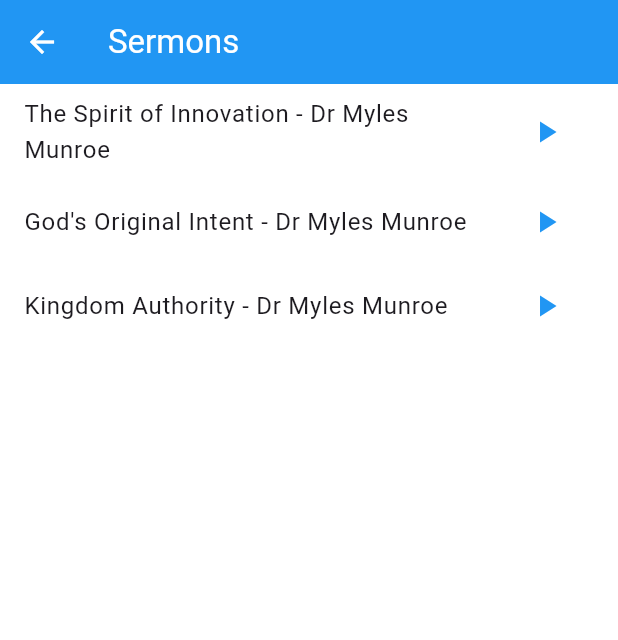
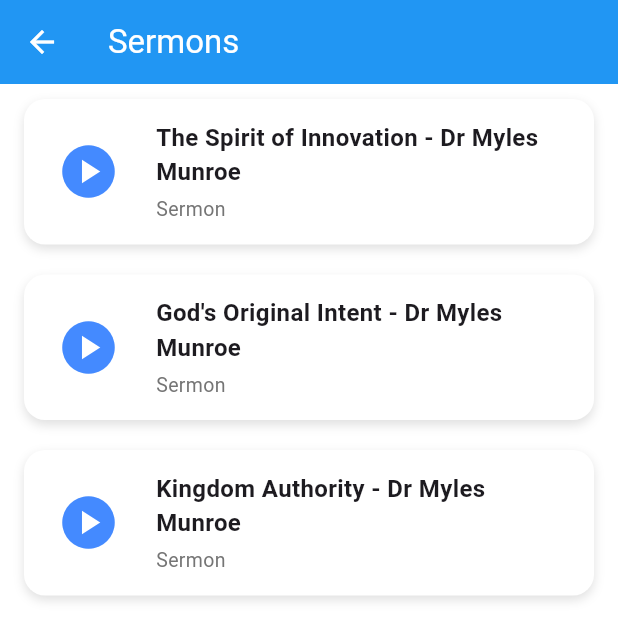
Before and after one commit to jadonuadiale-maker/gospel_dashboard, a Flutter app: the screen it shows after launch, after a tap on "Sermons", on a phone screen of 412 x 824 dp. Shown: the top 640 px of the screen. Run offline on Flutter 3.47's test engine with Material 3 defaults, Android fonts, the phone set to English and light mode, and no system bars; our stand-ins replace just_audio.

Commit message:
Refined category cards, refined audio item for list tile and toggle play/pause button, added subtitle for category cards and each audio item.

```diff
--- a/lib/screens/home_screen.dart
+++ b/lib/screens/home_screen.dart
@@ -6,16 +6,65 @@ import 'messages_screen.dart';
 class HomeScreen extends StatelessWidget {
   const HomeScreen({super.key});
 
-  Widget _card(BuildContext context, String title, Widget screen, IconData icon) {
-    return Card(
-      elevation: 4,
-      margin: const EdgeInsets.symmetric(vertical: 12, horizontal: 20),
-      child: ListTile(
-        leading: Icon(icon, size: 40, color: Colors.blue),
-        title: Text(title, style: const TextStyle(fontSize: 20)),
-        onTap: () => Navigator.push(
-          context,
-          MaterialPageRoute(builder: (_) => screen),
+  // --- CategoryCard: visually intentional card component ---
+  Widget _categoryCard({
+    required BuildContext context,
+    required String title,
+    required String subtitle,
+    required IconData icon,
+    required Color accent,
+    required Widget screen,
+  }) {
+    return InkWell(
+      // ripple feedback
+      onTap: () => Navigator.push(
+        context,
+        MaterialPageRoute(builder: (_) => screen),
+      ),
+      child: Container(
+        // card styling
+        margin: const EdgeInsets.symmetric(vertical: 14, horizontal: 20),
+        padding: const EdgeInsets.all(18),
+        decoration: BoxDecoration(
+          color: Colors.white,
+          borderRadius: BorderRadius.circular(16),
+          boxShadow: const [
+            BoxShadow(
+              blurRadius: 6,
+              offset: Offset(0, 3),
+              color: Colors.black12,
+            ),
+          ],
+        ),
+        child: Row(
+          children: [
+            // category icon
+            Icon(icon, size: 42, color: accent),
+
+            const SizedBox(width: 16),
+
+            // title + subtitle
+            Column(
+              crossAxisAlignment: CrossAxisAlignment.start,
+              children: [
+                Text(
+                  title,
+                  style: const TextStyle(
+                    fontSize: 20,
+                    fontWeight: FontWeight.bold,
+                  ),
+                ),
+                const SizedBox(height: 4),
+                Text(
+                  subtitle,
+                  style: TextStyle(
+                    fontSize: 14,
+                    color: Colors.grey.shade600,
+                  ),
+                ),
+              ],
+            ),
+          ],
         ),
       ),
     );
@@ -26,10 +75,32 @@ class HomeScreen extends StatelessWidget {
     return Scaffold(
       appBar: AppBar(title: const Text("Gospel Dashboard")),
       body: ListView(
+        padding: const EdgeInsets.symmetric(vertical: 10),
         children: [
-          _card(context, "Sermons", const SermonsScreen(), Icons.menu_book),
-          _card(context, "Songs", const SongsScreen(), Icons.music_note),
-          _card(context, "Messages", const MessagesScreen(), Icons.message),
+          _categoryCard(
+            context: context,
+            title: "Sermons",
+            subtitle: "Explore sermons",
+            icon: Icons.menu_book,
+            accent: Colors.amber.shade400,
+            screen: const SermonsScreen(),
+          ),
+          _categoryCard(
+            context: context,
+            title: "Songs",
+            subtitle: "Listen to worship songs",
+            icon: Icons.music_note,
+            accent: Colors.tealAccent.shade400,
+            screen: const SongsScreen(),
+          ),
+          _categoryCard(
+            context: context,
+            title: "Messages",
+            subtitle: "Inspirational messages",
+            icon: Icons.message,
+            accent: Colors.indigoAccent.shade400,
+            screen: const MessagesScreen(),
+          ),
         ],
       ),
     );
--- a/lib/screens/messages_screen.dart
+++ b/lib/screens/messages_screen.dart
@@ -3,6 +3,7 @@ import 'package:flutter/material.dart';
 import '../models/audio_item.dart';
 import '../services/audio_service.dart';
 import 'player_screen.dart';
+import '../widgets/audio_tile.dart';
 
 class MessagesScreen extends StatefulWidget {
   const MessagesScreen({super.key});
@@ -61,22 +62,17 @@ class _MessagesScreenState extends State<MessagesScreen> {
           final isCurrent = audio.currentUrl == item.url;
           final isPlaying = audio.isPlaying && isCurrent;
 
-          return ListTile(
-            title: Text(item.title),
-            trailing: IconButton(
-              icon: Icon(
-                isPlaying ? Icons.pause : Icons.play_arrow,
-                color: Colors.blue,
-              ),
-              onPressed: () {
+          return AudioTile(
+            item: item,
+            isPlaying: isPlaying,
+            onPlayPause: () {
               if (!isCurrent) {
                 audio.playUrl(item.url);
               } else {
                 audio.togglePlayPause();
               }
             },
-            ),
-            onTap: () {
+            onOpenPlayer: () {
               Navigator.push(
                 context,
                 MaterialPageRoute(
--- a/lib/screens/sermons_screen.dart
+++ b/lib/screens/sermons_screen.dart
@@ -3,6 +3,7 @@ import 'package:flutter/material.dart';
 import '../models/audio_item.dart';
 import '../services/audio_service.dart';
 import 'player_screen.dart';
+import '../widgets/audio_tile.dart';
 
 class SermonsScreen extends StatefulWidget {
   const SermonsScreen({super.key});
@@ -56,22 +57,17 @@ class _SermonsScreenState extends State<SermonsScreen> {
           final isCurrent = audio.currentUrl == item.url;
           final isPlaying = audio.isPlaying && isCurrent;
 
-          return ListTile(
-            title: Text(item.title),
-            trailing: IconButton(
-              icon: Icon(
-                isPlaying ? Icons.pause : Icons.play_arrow,
-                color: Colors.blue,
-              ),
-              onPressed: () {
+          return AudioTile(
+            item: item,
+            isPlaying: isPlaying,
+            onPlayPause: () {
               if (!isCurrent) {
                 audio.playUrl(item.url);
               } else {
                 audio.togglePlayPause();
               }
             },
-            ),
-            onTap: () {
+            onOpenPlayer: () {
               Navigator.push(
                 context,
                 MaterialPageRoute(
--- a/lib/screens/songs_screen.dart
+++ b/lib/screens/songs_screen.dart
@@ -3,6 +3,7 @@ import 'package:flutter/material.dart';
 import '../models/audio_item.dart';
 import '../services/audio_service.dart';
 import 'player_screen.dart';
+import '../widgets/audio_tile.dart';
 
 class SongsScreen extends StatefulWidget {
   const SongsScreen({super.key});
@@ -61,22 +62,17 @@ class _SongsScreenState extends State<SongsScreen> {
           final isCurrent = audio.currentUrl == item.url;
           final isPlaying = audio.isPlaying && isCurrent;
 
-          return ListTile(
-            title: Text(item.title),
-            trailing: IconButton(
-              icon: Icon(
-                isPlaying ? Icons.pause : Icons.play_arrow,
-                color: Colors.blue,
-              ),
-              onPressed: () {
+          return AudioTile(
+            item: item,
+            isPlaying: isPlaying,
+            onPlayPause: () {
               if (!isCurrent) {
                 audio.playUrl(item.url);
               } else {
                 audio.togglePlayPause();
               }
             },
-            ),
-            onTap: () {
+            onOpenPlayer: () {
               Navigator.push(
                 context,
                 MaterialPageRoute(
--- /dev/null
+++ b/lib/widgets/audio_tile.dart
@@ -0,0 +1,80 @@
+import 'package:flutter/material.dart';
+import '../models/audio_item.dart';
+
+class AudioTile extends StatelessWidget {
+  final AudioItem item;
+  final bool isPlaying;
+  final VoidCallback onPlayPause;
+  final VoidCallback onOpenPlayer;
+
+  const AudioTile({
+    super.key,
+    required this.item,
+    required this.isPlaying,
+    required this.onPlayPause,
+    required this.onOpenPlayer,
+  });
+
+  @override
+  Widget build(BuildContext context) {
+    return Container(
+      margin: const EdgeInsets.symmetric(vertical: 10, horizontal: 16),
+      padding: const EdgeInsets.all(14),
+      decoration: BoxDecoration(
+        color: Colors.white,
+        borderRadius: BorderRadius.circular(14),
+        boxShadow: const [
+          BoxShadow(
+            blurRadius: 5,
+            offset: Offset(0, 3),
+            color: Colors.black12,
+          ),
+        ],
+      ),
+      child: InkWell(
+        // Tap anywhere → open PlayerScreen
+        onTap: onOpenPlayer,
+        child: Row(
+          children: [
+            // --- Play/Pause icon moved to the left ---
+            IconButton(
+              icon: Icon(
+                isPlaying ? Icons.pause_circle : Icons.play_circle,
+                size: 42,
+                color: Colors.blueAccent,
+              ),
+              // Tap icon → toggle playback
+              onPressed: onPlayPause,
+            ),
+
+            const SizedBox(width: 16),
+
+            // --- Track title and category context ---
+            Expanded(
+              child: Column(
+                crossAxisAlignment: CrossAxisAlignment.start,
+                children: [
+                  Text(
+                    item.title,
+                    style: const TextStyle(
+                      fontSize: 16,
+                      fontWeight: FontWeight.w600,
+                    ),
+                  ),
+                  const SizedBox(height: 4),
+                  Text(
+                    item.category,
+                    style: TextStyle(
+                      fontSize: 13,
+                      color: Colors.grey.shade600,
+                    ),
+                  ),
+                ],
+              ),
+            ),
+          ],
+        ),
+      ),
+    );
+  }
+}
```
Lines whose indentation alone changed are shown as unchanged.
